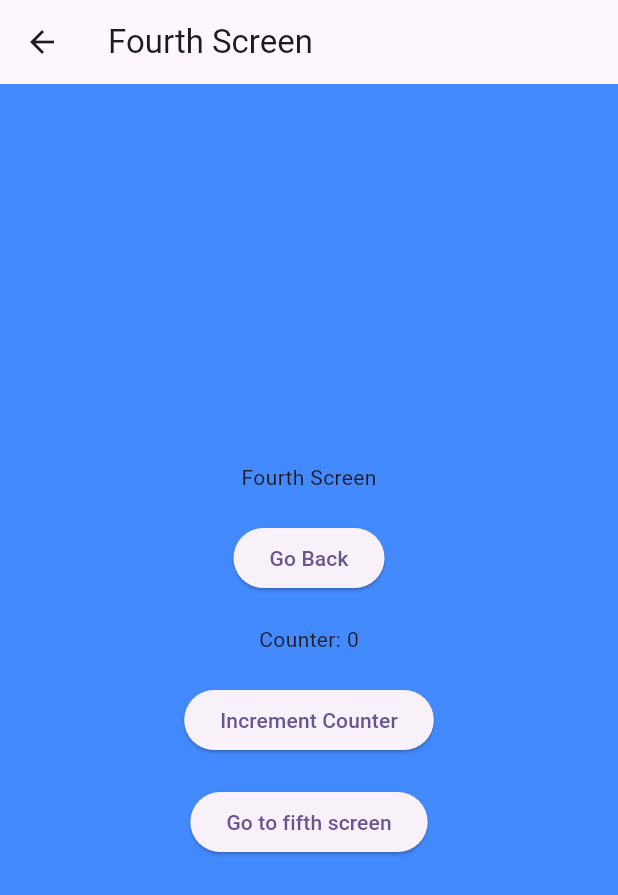
After one commit to anurudha-singh/interview_preparation_level_2, a Flutter app: the FourthScreen screen opened by its route, on a phone screen of 412 x 824 dp. The commit adds this screen. Shown: the top 895 px of the screen. Run offline on Flutter 3.47's test engine with Material 3 defaults, Android fonts, the light colour scheme and no system bars.

Commit message:
Add navigation to Fourth Screen and implement Fifth and Sixth Screens with employee list functionality

```diff
--- a/lib/screens/first_screen.dart
+++ b/lib/screens/first_screen.dart
@@ -1,5 +1,6 @@
 import 'package:flutter/material.dart';
 import 'package:flutter/services.dart';
+import 'package:sharpsheel/screens/fourth_screen.dart';
 import 'package:sharpsheel/screens/second_screen.dart';
 import 'package:sharpsheel/screens/users_list.dart';
 import 'package:sharpsheel/utils/size_helper.dart';
@@ -87,6 +88,17 @@ class _FirstScreenState extends State<FirstScreen> {
                 child: Text('Go to Second Screen'),
               ),
             ),
+            SizedBox(height: 20),
+            SizedBox(
+              width: SizeHelper.getWidthPercentage(70), // 70% of screen width
+              height: SizeHelper.getHeightPercentage(6), // 6% of screen height
+              child: ElevatedButton(
+                onPressed: () {
+                  Navigator.pushNamed(context, FourthScreen.routeName);
+                },
+                child: Text('Go to Fourth Screen'),
+              ),
+            ),
             // Display screen info
             Container(
               padding: EdgeInsets.all(16),
--- /dev/null
+++ b/lib/screens/fourth_screen.dart
@@ -0,0 +1,54 @@
+import 'package:flutter/material.dart';
+import 'package:sharpsheel/screens/fifth_screen.dart';
+
+class FourthScreen extends StatelessWidget {
+  static const String routeName = '/fourthScreen';
+  FourthScreen({super.key});
+
+  final ValueNotifier<int> counter = ValueNotifier<int>(0);
+
+  @override
+  Widget build(BuildContext context) {
+    print('build was called');
+    return Scaffold(
+      appBar: AppBar(title: Text('Fourth Screen')),
+      backgroundColor: Colors.blueAccent,
+      body: Center(
+        child: Column(
+          mainAxisAlignment: MainAxisAlignment.center,
+          children: [
+            Text('Fourth Screen'),
+            SizedBox(height: 20),
+            ElevatedButton(
+              onPressed: () {
+                Navigator.pop(context);
+              },
+              child: Text('Go Back'),
+            ),
+            SizedBox(height: 20),
+            ValueListenableBuilder(
+              valueListenable: counter,
+              builder: (context, value, child) {
+                return Text('Counter: $value');
+              },
+            ),
+            SizedBox(height: 20),
+            ElevatedButton(
+              onPressed: () {
+                counter.value++;
+              },
+              child: Text('Increment Counter'),
+            ),
+            SizedBox(height: 20),
+            ElevatedButton(
+              onPressed: () {
+                Navigator.pushNamed(context, FifthScreen.routeName);
+              },
+              child: Text('Go to fifth screen'),
+            ),
+          ],
+        ),
+      ),
+    );
+  }
+}
--- a/lib/utils/routes.dart
+++ b/lib/utils/routes.dart
@@ -1,5 +1,8 @@
+import 'package:sharpsheel/screens/fifth_screen.dart';
 import 'package:sharpsheel/screens/first_screen.dart';
+import 'package:sharpsheel/screens/fourth_screen.dart';
 import 'package:sharpsheel/screens/second_screen.dart';
+import 'package:sharpsheel/screens/sixth_scree.dart';
 import 'package:sharpsheel/screens/third_screen.dart';
 import 'package:sharpsheel/screens/users_list.dart';
 
@@ -8,4 +11,7 @@ dynamic routes() => {
   FirstScreen.routeName: (context) => FirstScreen(),
   SecondScreen.routeName: (context) => SecondScreen(),
   ThirdScreen.routeName: (context) => ThirdScreen(),
+  FourthScreen.routeName: (context) => FourthScreen(),
+  FifthScreen.routeName: (context) => FifthScreen(),
+  SixthScreen.routeName: (ctx) => SixthScreen(),
 };
```
Also changed, not shown: lib/screens/fifth_screen.dart (added, +103 -0 lines), lib/screens/sixth_scree.dart (added, +34 -0 lines).
